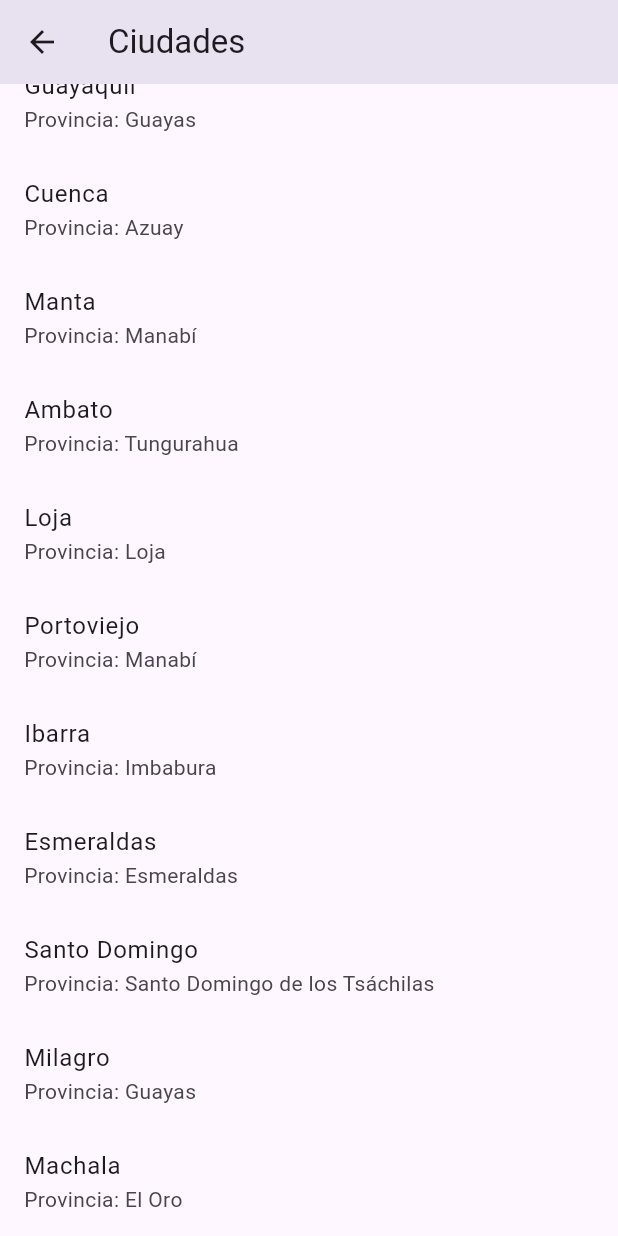
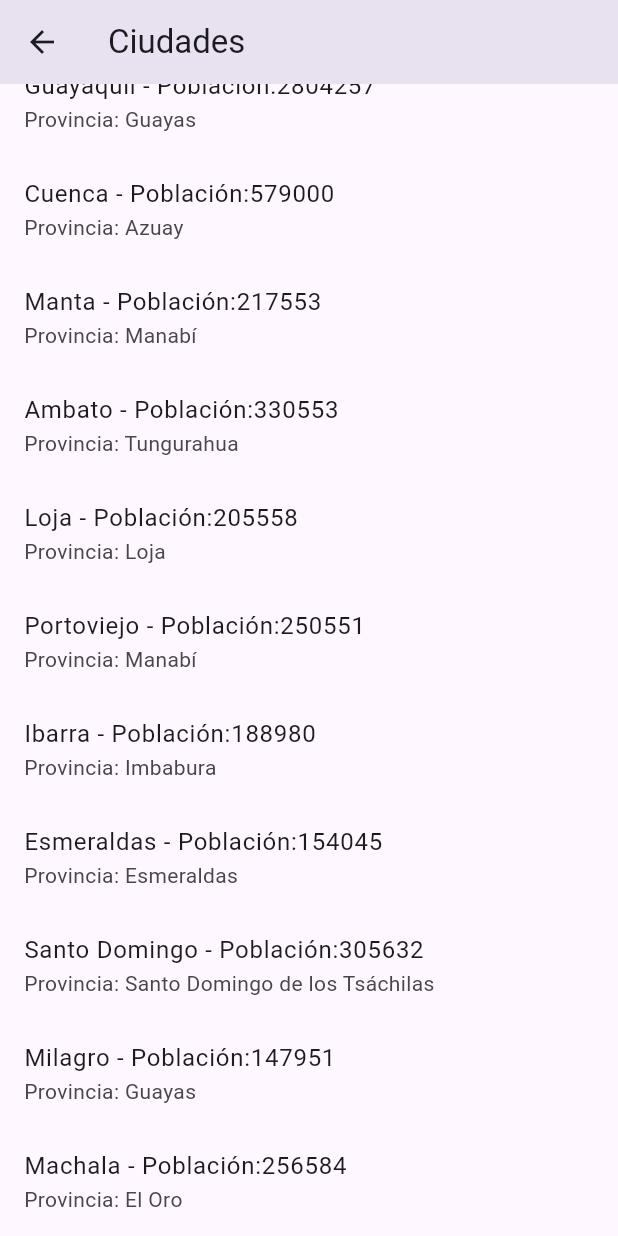
Before and after one commit to Bayron110/Prueba2Moviles3, a Flutter app: the Ciudades screen opened by its route, scrolled down 96 dp, on a phone screen of 412 x 824 dp. Run offline on Flutter 3.47's test engine with Material 3 defaults, Android fonts, the light colour scheme and no system bars; our stand-ins replace firebase_auth, firebase_core, firebase_database; accounts and stored records are empty.

Commit message:
Version2

```diff
--- a/lib/main.dart
+++ b/lib/main.dart
@@ -29,7 +29,7 @@ class MiAplicacion extends StatelessWidget {
         '/welcome': (context) => Welcome(),
         'leerCiudades': (context) => Ciudades(),
       },
-      home: const Cuerpo(),
+      home: Cuerpo(),
     );
   }
 }
--- a/lib/screens/LeerCiudades.dart
+++ b/lib/screens/LeerCiudades.dart
@@ -31,7 +31,7 @@ Widget Listar(context) {
           itemBuilder: (context, index) {
             final item = data[index];
             return ListTile(
-              title: Text("${item['nombre']}"),
+              title: Text("${item['nombre']} - Población:${item['poblacion']}"),
               subtitle: Text("Provincia: ${item['provincia']}"),
               onTap: () {
                 showDialog(
```
